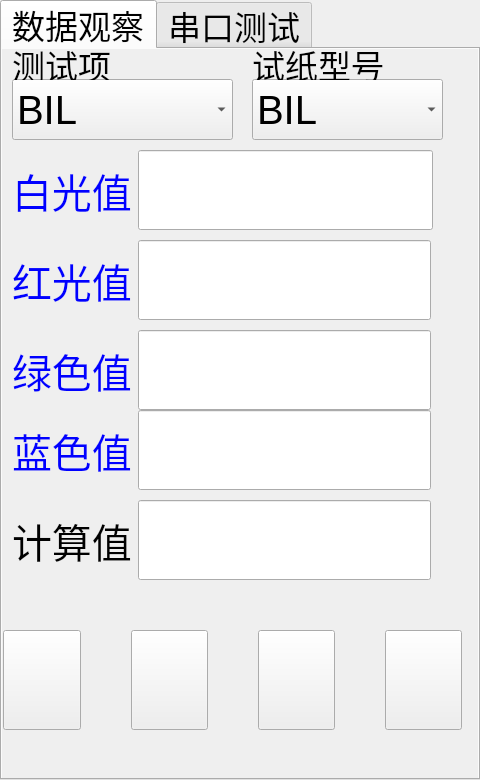
Qt form maintancance.ui (jack-love/wc100-English) before a commit.
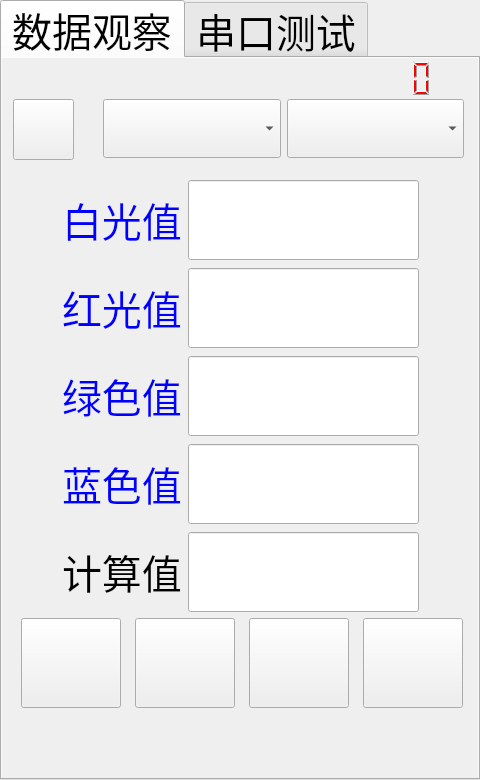
The same form after that commit. Icons and pictures are not drawn.

Commit message: Adding paper algorithm

```diff
--- a/maintancance.ui
+++ b/maintancance.ui
@@ -42,7 +42,7 @@
   </property>
   <property name="font">
    <font>
-    <pointsize>25</pointsize>
+    <pointsize>30</pointsize>
     <weight>50</weight>
     <italic>false</italic>
     <bold>false</bold>
@@ -136,294 +136,347 @@
    <attribute name="title">
     <string notr="true">数据观察</string>
    </attribute>
-   <widget class="QComboBox" name="functionSelection_2">
+   <widget class="QWidget" name="layoutWidget">
     <property name="geometry">
      <rect>
-      <x>10</x>
-      <y>30</y>
-      <width>221</width>
-      <height>61</height>
+      <x>60</x>
+      <y>120</y>
+      <width>357</width>
+      <height>441</height>
      </rect>
     </property>
-    <property name="maximumSize">
-     <size>
-      <width>500</width>
-      <height>200</height>
-     </size>
-    </property>
-    <property name="font">
-     <font>
-      <pointsize>30</pointsize>
-     </font>
-    </property>
-    <item>
-     <property name="text">
-      <string>BIL</string>
-     </property>
-    </item>
-    <item>
-     <property name="text">
-      <string>URO</string>
-     </property>
-    </item>
-    <item>
-     <property name="text">
-      <string>KET</string>
-     </property>
-    </item>
-    <item>
-     <property name="text">
-      <string>BLD</string>
-     </property>
-    </item>
-    <item>
-     <property name="text">
-      <string>PRO</string>
-     </property>
-    </item>
-    <item>
-     <property name="text">
-      <string>NIT</string>
-     </property>
-    </item>
-    <item>
-     <property name="text">
-      <string>WBC</string>
-     </property>
-    </item>
-    <item>
-     <property name="text">
-      <string>GLU</string>
-     </property>
-    </item>
-    <item>
-     <property name="text">
-      <string>SG</string>
-     </property>
-    </item>
-    <item>
-     <property name="text">
-      <string>PH</string>
-     </property>
-    </item>
-    <item>
-     <property name="text">
-      <string>VC</string>
-     </property>
-    </item>
-    <item>
-     <property name="text">
-      <string>WB</string>
-     </property>
-    </item>
-    <item>
-     <property name="text">
-      <string/>
-     </property>
-    </item>
+    <layout class="QVBoxLayout" name="verticalLayout">
+     <item>
+      <layout class="QHBoxLayout" name="horizontalLayout">
+       <item>
+        <widget class="QLabel" name="label_white">
+         <property name="font">
+          <font>
+           <pointsize>30</pointsize>
+          </font>
+         </property>
+         <property name="text">
+          <string>&lt;html&gt;&lt;head/&gt;&lt;body&gt;&lt;p&gt;&lt;span style=&quot; color:#0000ff;&quot;&gt;白光值&lt;/span&gt;&lt;/p&gt;&lt;/body&gt;&lt;/html&gt;</string>
+         </property>
+        </widget>
+       </item>
+       <item>
+        <widget class="QLineEdit" name="edit_white">
+         <property name="font">
+          <font>
+           <pointsize>47</pointsize>
+          </font>
+         </property>
+         <property name="frame">
+          <bool>true</bool>
+         </property>
+         <property name="cursorPosition">
+          <number>0</number>
+         </property>
+        </widget>
+       </item>
+      </layout>
+     </item>
+     <item>
+      <layout class="QHBoxLayout" name="horizontalLayout_2">
+       <item>
+        <widget class="QLabel" name="label_read">
+         <property name="font">
+          <font>
+           <pointsize>30</pointsize>
+          </font>
+         </property>
+         <property name="text">
+          <string>&lt;html&gt;&lt;head/&gt;&lt;body&gt;&lt;p&gt;&lt;span style=&quot; color:#0000ff;&quot;&gt;红光值&lt;/span&gt;&lt;/p&gt;&lt;/body&gt;&lt;/html&gt;</string>
+         </property>
+        </widget>
+       </item>
+       <item>
+        <widget class="QLineEdit" name="edit_read">
+         <property name="font">
+          <font>
+           <pointsize>47</pointsize>
+          </font>
+         </property>
+        </widget>
+       </item>
+      </layout>
+     </item>
+     <item>
+      <layout class="QHBoxLayout" name="horizontalLayout_3">
+       <item>
+        <widget class="QLabel" name="label_green">
+         <property name="font">
+          <font>
+           <pointsize>30</pointsize>
+          </font>
+         </property>
+         <property name="text">
+          <string>&lt;html&gt;&lt;head/&gt;&lt;body&gt;&lt;p&gt;&lt;span style=&quot; color:#0000ff;&quot;&gt;绿色值&lt;/span&gt;&lt;/p&gt;&lt;/body&gt;&lt;/html&gt;</string>
+         </property>
+        </widget>
+       </item>
+       <item>
+        <widget class="QLineEdit" name="edit_green">
+         <property name="font">
+          <font>
+           <pointsize>47</pointsize>
+          </font>
+         </property>
+        </widget>
+       </item>
+      </layout>
+     </item>
+     <item>
+      <layout class="QHBoxLayout" name="horizontalLayout_4">
+       <item>
+        <widget class="QLabel" name="label_blue">
+         <property name="font">
+          <font>
+           <pointsize>30</pointsize>
+          </font>
+         </property>
+         <property name="text">
+          <string>&lt;html&gt;&lt;head/&gt;&lt;body&gt;&lt;p&gt;&lt;span style=&quot; color:#0000ff;&quot;&gt;蓝色值&lt;/span&gt;&lt;/p&gt;&lt;/body&gt;&lt;/html&gt;</string>
+         </property>
+        </widget>
+       </item>
+       <item>
+        <widget class="QLineEdit" name="eadit_blue">
+         <property name="font">
+          <font>
+           <pointsize>47</pointsize>
+          </font>
+         </property>
+        </widget>
+       </item>
+      </layout>
+     </item>
+     <item>
+      <layout class="QHBoxLayout" name="horizontalLayout_7">
+       <item>
+        <widget class="QLabel" name="label_2">
+         <property name="font">
+          <font>
+           <pointsize>30</pointsize>
+          </font>
+         </property>
+         <property name="text">
+          <string>&lt;html&gt;&lt;head/&gt;&lt;body&gt;&lt;p&gt;计算值&lt;/p&gt;&lt;/body&gt;&lt;/html&gt;</string>
+         </property>
+        </widget>
+       </item>
+       <item>
+        <widget class="QLineEdit" name="edit_Result">
+         <property name="font">
+          <font>
+           <pointsize>47</pointsize>
+          </font>
+         </property>
+        </widget>
+       </item>
+      </layout>
+     </item>
+    </layout>
    </widget>
-   <widget class="QComboBox" name="functionSelection_3">
+   <widget class="QWidget" name="layoutWidget">
     <property name="geometry">
      <rect>
-      <x>250</x>
-      <y>30</y>
-      <width>191</width>
-      <height>61</height>
+      <x>11</x>
+      <y>560</y>
+      <width>462</width>
+      <height>90</height>
      </rect>
     </property>
-    <property name="maximumSize">
-     <size>
-      <width>500</width>
-      <height>200</height>
-     </size>
-    </property>
-    <property name="font">
-     <font>
-      <pointsize>30</pointsize>
-     </font>
-    </property>
-    <item>
-     <property name="text">
-      <string>BIL</string>
-     </property>
-    </item>
-    <item>
-     <property name="text">
-      <string>URO</string>
-     </property>
-    </item>
-    <item>
-     <property name="text">
-      <string>KET</string>
-     </property>
-    </item>
-    <item>
-     <property name="text">
-      <string>BLD</string>
-     </property>
-    </item>
-    <item>
-     <property name="text">
-      <string>PRO</string>
-     </property>
-    </item>
-    <item>
-     <property name="text">
-      <string>NIT</string>
-     </property>
-    </item>
-    <item>
-     <property name="text">
-      <string>WBC</string>
-     </property>
-    </item>
-    <item>
-     <property name="text">
-      <string>GLU</string>
-     </property>
-    </item>
-    <item>
-     <property name="text">
-      <string>SG</string>
-     </property>
-    </item>
-    <item>
-     <property name="text">
-      <string>PH</string>
-     </property>
-    </item>
-    <item>
-     <property name="text">
-      <string>VC</string>
-     </property>
-    </item>
+    <layout class="QHBoxLayout" name="horizontalLayout_9">
+     <item>
+      <widget class="QPushButton" name="start">
+       <property name="maximumSize">
+        <size>
+         <width>100</width>
+         <height>100</height>
+        </size>
+       </property>
+       <property name="text">
+        <string/>
+       </property>
+       <property name="icon">
+        <iconset resource="rc.qrc">
+         <normaloff>:/image/Run.png</normaloff>:/image/Run.png</iconset>
+       </property>
+       <property name="iconSize">
+        <size>
+         <width>80</width>
+         <height>80</height>
+        </size>
+       </property>
+      </widget>
+     </item>
+     <item>
+      <widget class="QPushButton" name="stop">
+       <property name="maximumSize">
+        <size>
+         <width>100</width>
+         <height>100</height>
+        </size>
+       </property>
+       <property name="text">
+        <string/>
+       </property>
+       <property name="icon">
+        <iconset resource="rc.qrc">
+         <normaloff>:/image/Stop.png</normaloff>:/image/Stop.png</iconset>
+       </property>
+       <property name="iconSize">
+        <size>
+         <width>80</width>
+         <height>80</height>
+        </size>
+       </property>
+      </widget>
+     </item>
+     <item>
+      <widget class="QPushButton" name="mechaniceTest">
+       <property name="maximumSize">
+        <size>
+         <width>100</width>
+         <height>100</height>
+        </size>
+       </property>
+       <property name="font">
+        <font>
+         <pointsize>24</pointsize>
+        </font>
+       </property>
+       <property name="text">
+        <string/>
+       </property>
+       <property name="icon">
+        <iconset resource="rc.qrc">
+         <normaloff>:/image/MechanicalTesting.png</normaloff>:/image/MechanicalTesting.png</iconset>
+       </property>
+       <property name="iconSize">
+        <size>
+         <width>70</width>
+         <height>70</height>
+        </size>
+       </property>
+      </widget>
+     </item>
+     <item>
+      <widget class="QPushButton" name="white_Balance">
+       <property name="maximumSize">
+        <size>
+         <width>100</width>
+         <height>100</height>
+        </size>
+       </property>
+       <property name="font">
+        <font>
+         <pointsize>25</pointsize>
+        </font>
+       </property>
+       <property name="text">
+        <string/>
+       </property>
+       <property name="icon">
+        <iconset resource="rc.qrc">
+         <normaloff>:/image/whiteBalance.png</normaloff>:/image/whiteBalance.png</iconset>
+       </property>
+       <property name="iconSize">
+        <size>
+         <width>70</width>
+         <height>70</height>
+        </size>
+       </property>
+      </widget>
+     </item>
+    </layout>
    </widget>
-   <widget class="QLabel" name="label_3">
+   <widget class="QWidget" name="layoutWidget">
     <property name="geometry">
      <rect>
       <x>10</x>
       <y>0</y>
-      <width>111</width>
-      <height>31</height>
+      <width>451</width>
+      <height>40</height>
      </rect>
     </property>
-    <property name="text">
-     <string>测试项</string>
-    </property>
-   </widget>
-   <widget class="QLabel" name="label_4">
-    <property name="geometry">
-     <rect>
-      <x>250</x>
-      <y>0</y>
-      <width>141</width>
-      <height>31</height>
-     </rect>
-    </property>
-    <property name="text">
-     <string>试纸型号</string>
-    </property>
-   </widget>
-   <widget class="QPushButton" name="start">
-    <property name="geometry">
-     <rect>
-      <x>1</x>
-      <y>581</y>
-      <width>78</width>
-      <height>100</height>
-     </rect>
-    </property>
-    <property name="maximumSize">
-     <size>
-      <width>100</width>
-      <height>100</height>
-     </size>
-    </property>
-    <property name="text">
-     <string/>
-    </property>
-    <property name="icon">
-     <iconset resource="rc.qrc">
-      <normaloff>:/image/Run.png</normaloff>:/image/Run.png</iconset>
-    </property>
-    <property name="iconSize">
-     <size>
-      <width>80</width>
-      <height>80</height>
-     </size>
-    </property>
-   </widget>
-   <widget class="QPushButton" name="stop">
-    <property name="geometry">
-     <rect>
-      <x>129</x>
-      <y>581</y>
-      <width>77</width>
-      <height>100</height>
-     </rect>
-    </property>
-    <property name="maximumSize">
-     <size>
-      <width>100</width>
-      <height>100</height>
-     </size>
-    </property>
-    <property name="text">
-     <string/>
-    </property>
-    <property name="icon">
-     <iconset resource="rc.qrc">
-      <normaloff>:/image/Stop.png</normaloff>:/image/Stop.png</iconset>
-    </property>
-    <property name="iconSize">
-     <size>
-      <width>80</width>
-      <height>80</height>
-     </size>
-    </property>
+    <layout class="QHBoxLayout" name="horizontalLayout_10">
+     <item>
+      <widget class="QLabel" name="label_state">
+       <property name="font">
+        <font>
+         <pointsize>21</pointsize>
+        </font>
+       </property>
+       <property name="styleSheet">
+        <string notr="true">color:rgb(0, 85, 255)</string>
+       </property>
+       <property name="text">
+        <string/>
+       </property>
+      </widget>
+     </item>
+     <item>
+      <widget class="QLCDNumber" name="timeNumber">
+       <property name="maximumSize">
+        <size>
+         <width>103</width>
+         <height>180</height>
+        </size>
+       </property>
+       <property name="font">
+        <font>
+         <family>Ubuntu Mono</family>
+         <pointsize>11</pointsize>
+         <weight>50</weight>
+         <italic>false</italic>
+         <bold>false</bold>
+         <kerning>true</kerning>
+        </font>
+       </property>
+       <property name="styleSheet">
+        <string notr="true">color:rgb(255, 0, 0)</string>
+       </property>
+       <property name="frameShape">
+        <enum>QFrame::NoFrame</enum>
+       </property>
+       <property name="lineWidth">
+        <number>0</number>
+       </property>
+       <property name="midLineWidth">
+        <number>0</number>
+       </property>
+       <property name="smallDecimalPoint">
+        <bool>false</bool>
+       </property>
+       <property name="digitCount">
+        <number>2</number>
+       </property>
+       <property name="segmentStyle">
+        <enum>QLCDNumber::Filled</enum>
+       </property>
+       <property name="intValue" stdset="0">
+        <number>0</number>
+       </property>
+      </widget>
+     </item>
+    </layout>
    </widget>
    <widget class="QPushButton" name="backHome">
     <property name="geometry">
      <rect>
-      <x>256</x>
-      <y>581</y>
-      <width>77</width>
-      <height>100</height>
+      <x>11</x>
+      <y>41</y>
+      <width>61</width>
+      <height>61</height>
      </rect>
     </property>
     <property name="maximumSize">
      <size>
-      <width>100</width>
-      <height>100</height>
-     </size>
-    </property>
-    <property name="text">
-     <string/>
-    </property>
-    <property name="icon">
-     <iconset resource="rc.qrc">
-      <normaloff>:/image/Back.png</normaloff>:/image/Back.png</iconset>
-    </property>
-    <property name="iconSize">
-     <size>
       <width>80</width>
-      <height>80</height>
-     </size>
-    </property>
-   </widget>
-   <widget class="QPushButton" name="mechaniceTest">
-    <property name="geometry">
-     <rect>
-      <x>383</x>
-      <y>581</y>
-      <width>77</width>
       <height>100</height>
-     </rect>
-    </property>
-    <property name="maximumSize">
-     <size>
-      <width>100</width>
-      <height>100</height>
      </size>
     </property>
     <property name="text">
@@ -435,182 +488,67 @@
     </property>
     <property name="iconSize">
      <size>
-      <width>80</width>
-      <height>80</height>
+      <width>50</width>
+      <height>50</height>
      </size>
     </property>
    </widget>
-   <widget class="QWidget" name="">
+   <widget class="QWidget" name="layoutWidget">
     <property name="geometry">
      <rect>
-      <x>10</x>
-      <y>100</y>
-      <width>421</width>
-      <height>83</height>
+      <x>101</x>
+      <y>41</y>
+      <width>361</width>
+      <height>59</height>
      </rect>
     </property>
-    <layout class="QHBoxLayout" name="horizontalLayout">
+    <layout class="QHBoxLayout" name="horizontalLayout_8">
      <item>
-      <widget class="QLabel" name="label_white">
-       <property name="font">
-        <font>
-         <pointsize>30</pointsize>
-        </font>
+      <widget class="QComboBox" name="testItem">
+       <property name="minimumSize">
+        <size>
+         <width>80</width>
+         <height>12</height>
+        </size>
        </property>
-       <property name="text">
-        <string>&lt;html&gt;&lt;head/&gt;&lt;body&gt;&lt;p&gt;&lt;span style=&quot; color:#0000ff;&quot;&gt;白光值&lt;/span&gt;&lt;/p&gt;&lt;/body&gt;&lt;/html&gt;</string>
+       <property name="maximumSize">
+        <size>
+         <width>200</width>
+         <height>200</height>
+        </size>
        </property>
-      </widget>
-     </item>
-     <item>
-      <widget class="QLineEdit" name="edit_white">
        <property name="font">
         <font>
-         <pointsize>47</pointsize>
+         <pointsize>31</pointsize>
         </font>
        </property>
-       <property name="frame">
-        <bool>true</bool>
-       </property>
-       <property name="cursorPosition">
-        <number>0</number>
-       </property>
       </widget>
      </item>
-    </layout>
-   </widget>
-   <widget class="QWidget" name="">
-    <property name="geometry">
-     <rect>
-      <x>10</x>
-      <y>190</y>
-      <width>419</width>
-      <height>83</height>
-     </rect>
-    </property>
-    <layout class="QHBoxLayout" name="horizontalLayout_2">
      <item>
-      <widget class="QLabel" name="label_read">
-       <property name="font">
-        <font>
-         <pointsize>30</pointsize>
-        </font>
+      <widget class="QComboBox" name="paperType">
+       <property name="maximumSize">
+        <size>
+         <width>200</width>
+         <height>200</height>
+        </size>
        </property>
-       <property name="text">
-        <string>&lt;html&gt;&lt;head/&gt;&lt;body&gt;&lt;p&gt;&lt;span style=&quot; color:#0000ff;&quot;&gt;红光值&lt;/span&gt;&lt;/p&gt;&lt;/body&gt;&lt;/html&gt;</string>
-       </property>
-      </widget>
-     </item>
-     <item>
-      <widget class="QLineEdit" name="edit_read">
        <property name="font">
         <font>
-         <pointsize>47</pointsize>
-        </font>
-       </property>
-      </widget>
-     </item>
-    </layout>
-   </widget>
-   <widget class="QWidget" name="">
-    <property name="geometry">
-     <rect>
-      <x>10</x>
-      <y>280</y>
-      <width>419</width>
-      <height>83</height>
-     </rect>
-    </property>
-    <layout class="QHBoxLayout" name="horizontalLayout_3">
-     <item>
-      <widget class="QLabel" name="label_green">
-       <property name="font">
-        <font>
          <pointsize>30</pointsize>
         </font>
        </property>
-       <property name="text">
-        <string>&lt;html&gt;&lt;head/&gt;&lt;body&gt;&lt;p&gt;&lt;span style=&quot; color:#0000ff;&quot;&gt;绿色值&lt;/span&gt;&lt;/p&gt;&lt;/body&gt;&lt;/html&gt;</string>
+       <property name="maxVisibleItems">
+        <number>11</number>
        </property>
       </widget>
      </item>
-     <item>
-      <widget class="QLineEdit" name="edit_green">
-       <property name="font">
-        <font>
-         <pointsize>47</pointsize>
-        </font>
-       </property>
-      </widget>
-     </item>
     </layout>
    </widget>
-   <widget class="QWidget" name="">
-    <property name="geometry">
-     <rect>
-      <x>10</x>
-      <y>360</y>
-      <width>419</width>
-      <height>83</height>
-     </rect>
-    </property>
-    <layout class="QHBoxLayout" name="horizontalLayout_4">
-     <item>
-      <widget class="QLabel" name="label">
-       <property name="font">
-        <font>
-         <pointsize>30</pointsize>
-        </font>
-       </property>
-       <property name="text">
-        <string>&lt;html&gt;&lt;head/&gt;&lt;body&gt;&lt;p&gt;&lt;span style=&quot; color:#0000ff;&quot;&gt;蓝色值&lt;/span&gt;&lt;/p&gt;&lt;/body&gt;&lt;/html&gt;</string>
-       </property>
-      </widget>
-     </item>
-     <item>
-      <widget class="QLineEdit" name="lineEdit">
-       <property name="font">
-        <font>
-         <pointsize>47</pointsize>
-        </font>
-       </property>
-      </widget>
-     </item>
-    </layout>
-   </widget>
-   <widget class="QWidget" name="">
-    <property name="geometry">
-     <rect>
-      <x>10</x>
-      <y>450</y>
-      <width>419</width>
-      <height>83</height>
-     </rect>
-    </property>
-    <layout class="QHBoxLayout" name="horizontalLayout_7">
-     <item>
-      <widget class="QLabel" name="label_2">
-       <property name="font">
-        <font>
-         <pointsize>30</pointsize>
-        </font>
-       </property>
-       <property name="text">
-        <string>&lt;html&gt;&lt;head/&gt;&lt;body&gt;&lt;p&gt;计算值&lt;/p&gt;&lt;/body&gt;&lt;/html&gt;</string>
-       </property>
-      </widget>
-     </item>
-     <item>
-      <widget class="QLineEdit" name="edit_Result">
-       <property name="font">
-        <font>
-         <pointsize>47</pointsize>
-        </font>
-       </property>
-      </widget>
-     </item>
-    </layout>
-   </widget>
+   <zorder>backHome</zorder>
+   <zorder>layoutWidget</zorder>
+   <zorder>layoutWidget</zorder>
+   <zorder>layoutWidget</zorder>
+   <zorder>layoutWidget</zorder>
   </widget>
   <widget class="QWidget" name="mechanicalTesting">
    <attribute name="title">
```
Left out of the diff: 2 changed lines with no effect on the pictures. The commit also changes 22 other files.
